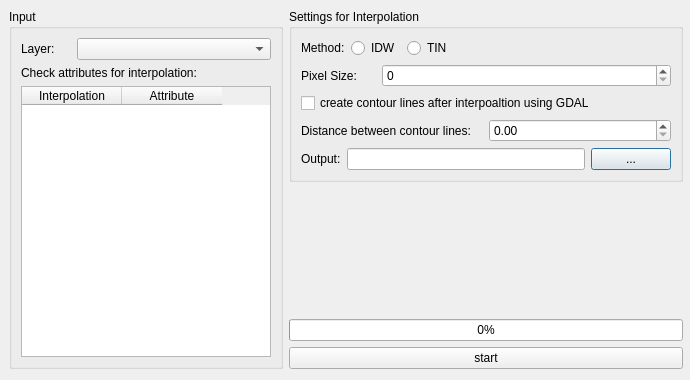
Qt form src/BatchInterpolation/batch_interpolation_dialog_base.ui (jagodki/Batch-Interpolation) before a commit.
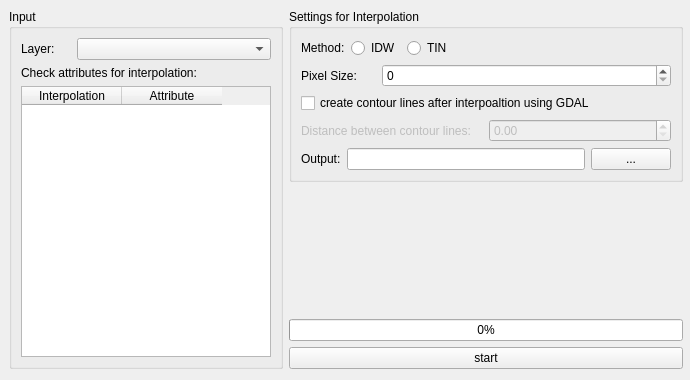
The same form after that commit.

Commit message: checkbox and file dialog

```diff
--- a/src/BatchInterpolation/batch_interpolation_dialog_base.ui
+++ b/src/BatchInterpolation/batch_interpolation_dialog_base.ui
@@ -207,13 +207,20 @@
             <layout class="QHBoxLayout" name="horizontalLayout_9">
              <item>
               <widget class="QLabel" name="label_contourLines">
+               <property name="enabled">
+                <bool>false</bool>
+               </property>
                <property name="text">
                 <string>Distance between contour lines:</string>
                </property>
               </widget>
              </item>
              <item>
-              <widget class="QDoubleSpinBox" name="doubleSpinBox_contourLines"/>
+              <widget class="QDoubleSpinBox" name="doubleSpinBox_contourLines">
+               <property name="enabled">
+                <bool>false</bool>
+               </property>
+              </widget>
              </item>
             </layout>
            </item>
@@ -234,6 +241,9 @@
                <property name="text">
                 <string>...</string>
                </property>
+               <property name="autoDefault">
+                <bool>false</bool>
+               </property>
               </widget>
              </item>
             </layout>
@@ -274,6 +284,9 @@
         <property name="text">
          <string>start</string>
         </property>
+        <property name="autoDefault">
+         <bool>false</bool>
+        </property>
        </widget>
       </item>
      </layout>
```
The commit also changes 1 other file.
